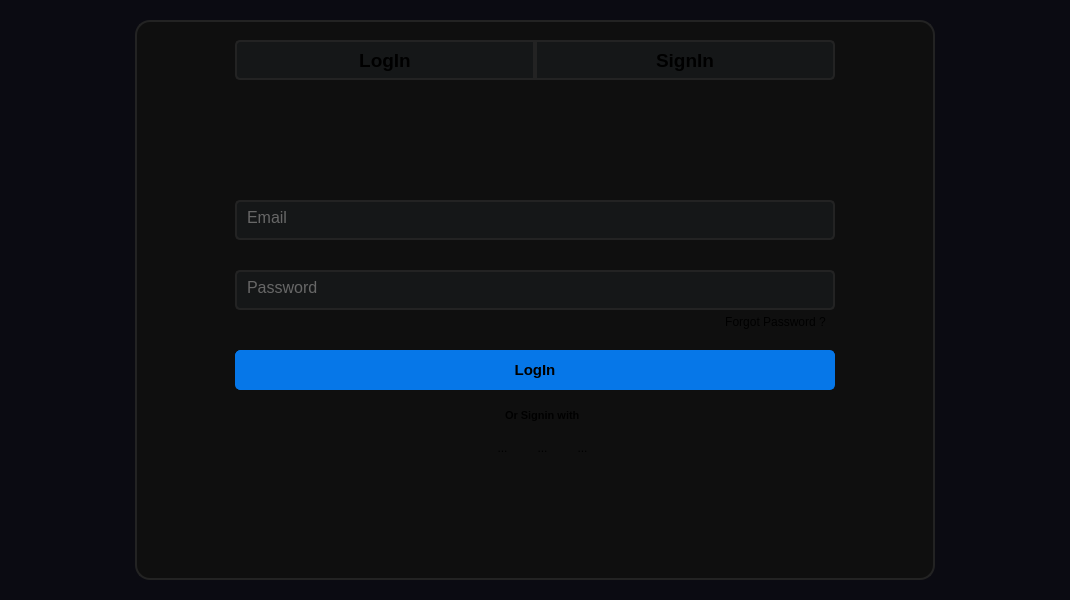
Old version of the form MySuperProjectMSN/Client/mainwindow.ui in the repository thanh-son-lemelle/CPPRT.
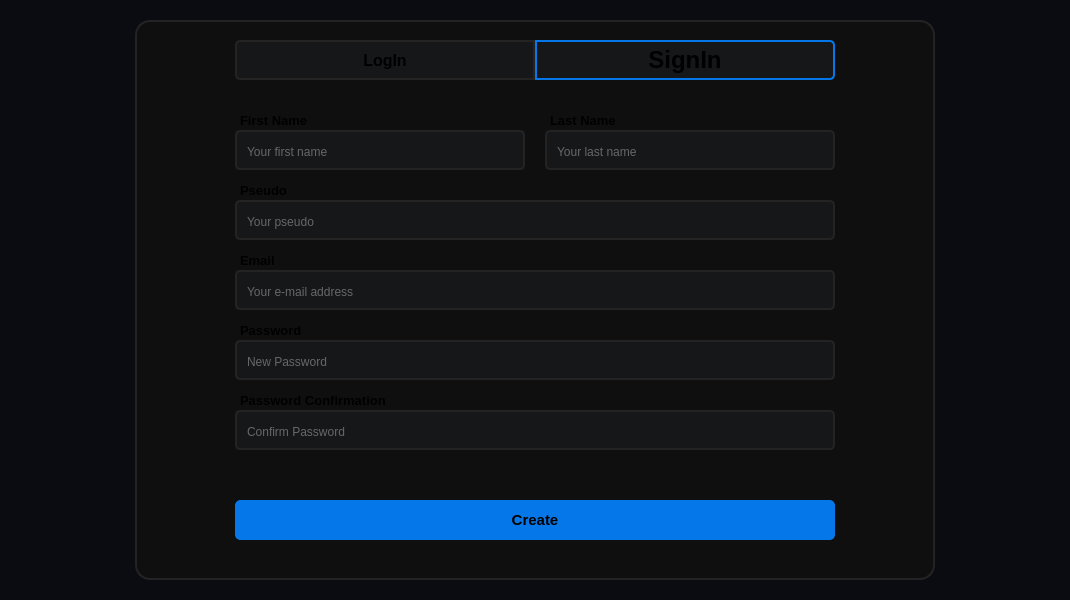
New version of the form. The open tabs and pages were chosen to show the change. Icons and pictures are not drawn.

Commit message: <feat>[all] Add cursor and link pages between them when using button.

The edit to the form file:
```diff
--- a/MySuperProjectMSN/Client/mainwindow.ui
+++ b/MySuperProjectMSN/Client/mainwindow.ui
@@ -253,7 +253,7 @@
        <property name="font">
         <font>
          <family>Tahoma</family>
-         <pointsize>14</pointsize>
+         <pointsize>18</pointsize>
          <bold>true</bold>
         </font>
        </property>
@@ -263,7 +263,7 @@
 border-top-right-radius: 0px;
 border-bottom-left-radius: 5px; 
 border-bottom-right-radius:0px;
-border: 2px solid rgb(35, 35, 35);</string>
+border: 2px solid #0677E8;</string>
        </property>
        <property name="text">
         <string>LogIn</string>
@@ -281,7 +281,7 @@
        <property name="font">
         <font>
          <family>Tahoma</family>
-         <pointsize>14</pointsize>
+         <pointsize>12</pointsize>
          <bold>true</bold>
         </font>
        </property>
@@ -801,7 +801,7 @@
        <property name="font">
         <font>
          <family>Tahoma</family>
-         <pointsize>14</pointsize>
+         <pointsize>18</pointsize>
          <bold>true</bold>
         </font>
        </property>
@@ -811,7 +811,7 @@
 border-top-left-radius: 0px;
 border-bottom-right-radius: 5px; 
 border-bottom-left-radius:0px;
-border: 2px solid rgb(35, 35, 35);
+border: 2px solid #0677E8;
 </string>
        </property>
        <property name="text">
@@ -830,7 +830,7 @@
        <property name="font">
         <font>
          <family>Tahoma</family>
-         <pointsize>14</pointsize>
+         <pointsize>12</pointsize>
          <bold>true</bold>
         </font>
        </property>
```
Left out of the diff: 35 changed lines with no effect on the pictures. The commit also changes 6 other files.
